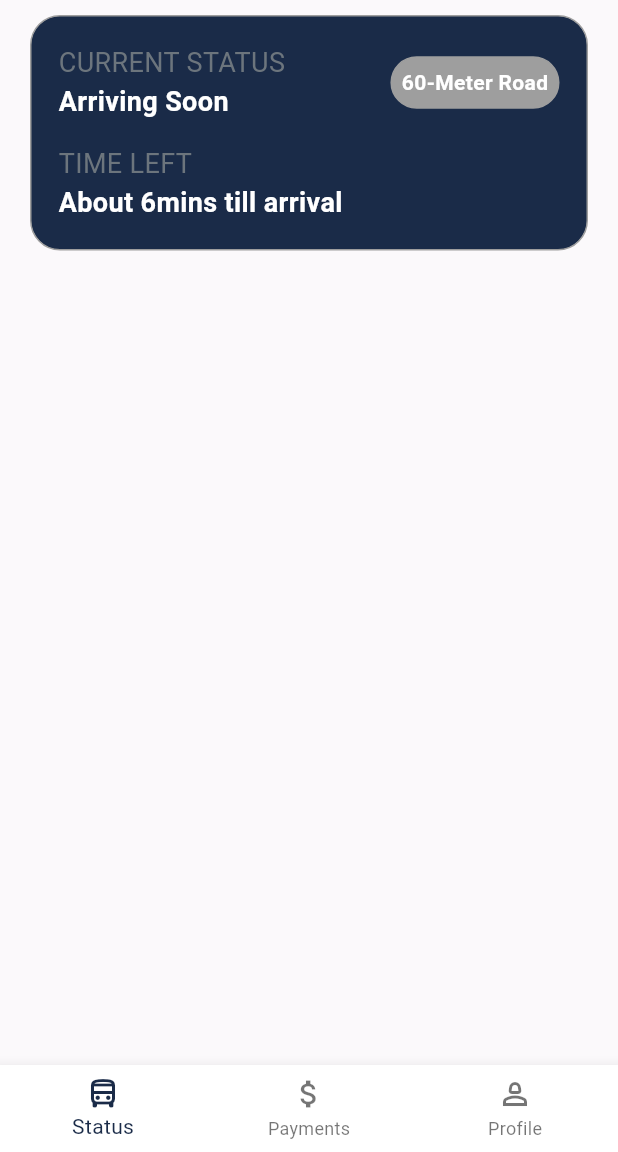
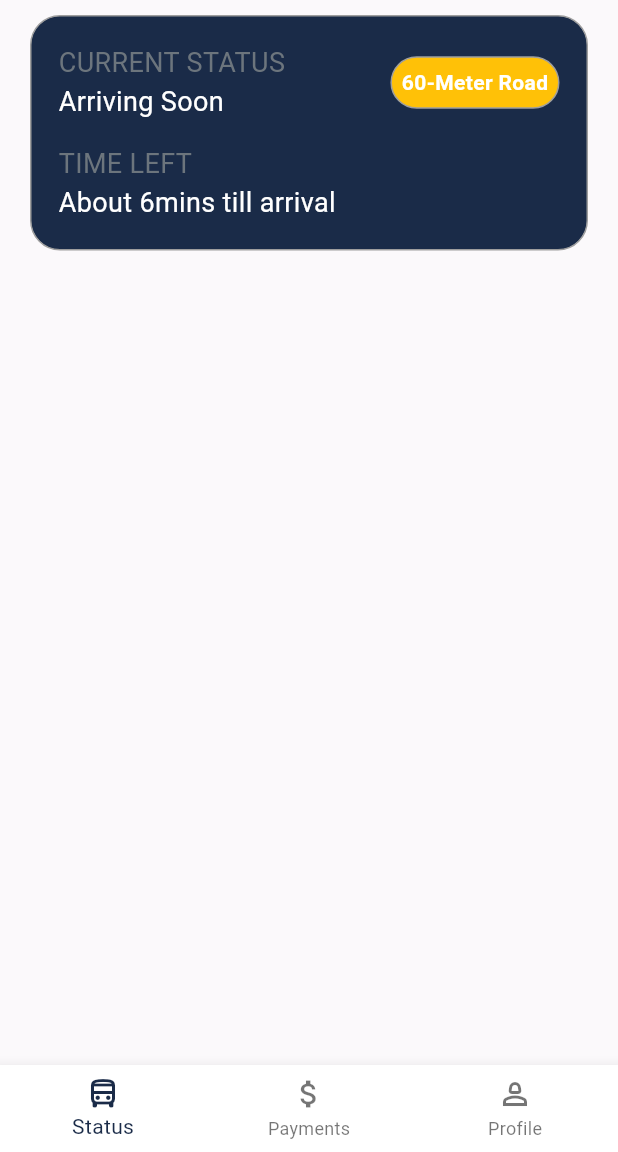
Before and after one commit to super-roomi/pasaty-flutter, a Flutter app: the PrMainShell screen opened directly, on a phone screen of 412 x 824 dp, the part 84-1236 px from its top. Run offline on Flutter 3.47's test engine with Material 3 defaults, Android fonts, the phone set to English and light mode, and no system bars.

```diff
--- a/lib/Widgets/Parent Widgets/pr_status_widget.dart
+++ b/lib/Widgets/Parent Widgets/pr_status_widget.dart
@@ -40,7 +40,6 @@ class _PrStatusWidgetState extends State<PrStatusWidget> {
                         "Arriving Soon",
                         style: TextStyle(
                           color: Colors.white,
-                          fontWeight: FontWeight.bold,
                           fontSize: 18,
                         ),
                       ),
@@ -50,7 +49,7 @@ class _PrStatusWidgetState extends State<PrStatusWidget> {
                     decoration: BoxDecoration(
                       border: Border.all(color: Colors.grey),
                       borderRadius: BorderRadius.circular(50),
-                      color: Colors.grey,
+                      color: AppColors.warningYellow,
                     ),
                     child: Padding(
                       padding: const EdgeInsets.all(6.5),
@@ -84,7 +83,6 @@ class _PrStatusWidgetState extends State<PrStatusWidget> {
                         "About 6mins till arrival",
                         style: TextStyle(
                           color: Colors.white,
-                          fontWeight: FontWeight.bold,
                           fontSize: 18,
                         ),
                       ),
```
